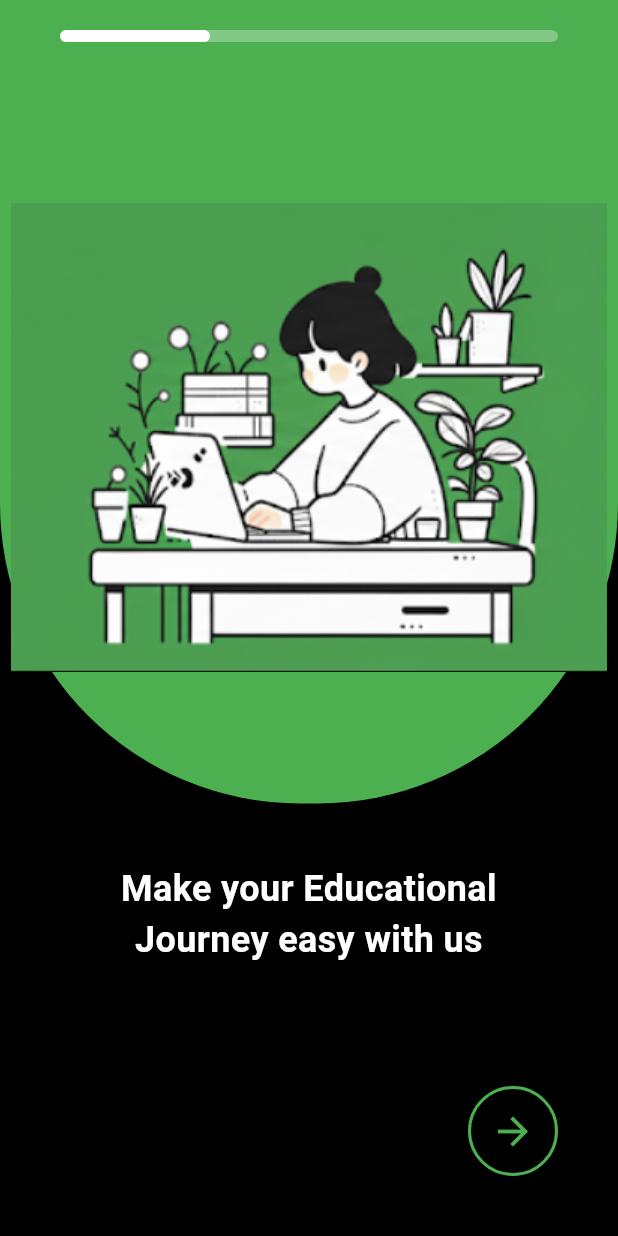
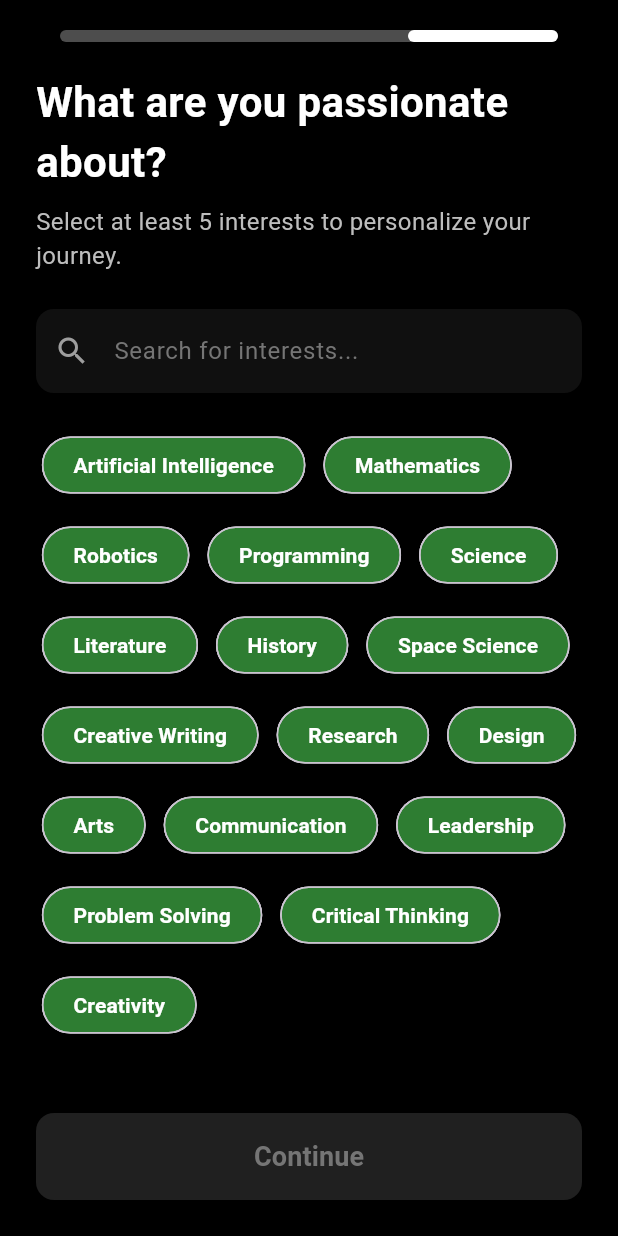
Before and after one commit to ShubhKharwar/Attendo, a Flutter app: the screen it shows after launch, on a phone screen of 412 x 824 dp. Run offline on Flutter 3.47's test engine with Material 3 defaults, Android fonts, the light colour scheme and no system bars; our stand-ins replace firebase_core, shared_preferences; accounts and stored records are empty.

Commit message:
interest page added

```diff
--- a/front_end/lib/main.dart
+++ b/front_end/lib/main.dart
@@ -2,6 +2,7 @@ import 'package:flutter/material.dart';
 import 'package:shared_preferences/shared_preferences.dart';
 import 'views/onboardingscreen.dart';
 import 'views/home.dart';
+import 'views/interests_screen.dart';
 
 // Global variable to store the onboarding status
 bool showOnboarding = true;
@@ -12,8 +13,10 @@ Future<void> main() async {
 
   // Check if onboarding has been completed
   final prefs = await SharedPreferences.getInstance();
-  showOnboarding = true;
-  //prefs.getBool('onboarding_complete') ?? true
+  // If 'onboarding_complete' is null (first launch), it will default to true.
+  // If it's false, it means onboarding was done, so we show the home screen flow.
+  // We'll set the initial screen in the app itself.
+  //showOnboarding = prefs.getBool('onboarding_complete') ?? true;
 
   runApp(const MyApp());
 }
@@ -29,9 +32,11 @@ class MyApp extends StatelessWidget {
       theme: ThemeData(
         primarySwatch: Colors.blue,
         visualDensity: VisualDensity.adaptivePlatformDensity,
+        scaffoldBackgroundColor: Colors.black, // Consistent background
       ),
       // If onboarding is not complete, show the OnboardingScreen, otherwise show the HomeScreen
-      home: showOnboarding ? const OnboardingScreen() : const HomeScreen(),
+      home: InterestsScreen(),
+      //showOnboarding ? const OnboardingScreen() : const HomeScreen()
     );
   }
 }
--- /dev/null
+++ b/front_end/lib/views/interests_screen.dart
@@ -0,0 +1,316 @@
+import 'package:flutter/material.dart';
+import 'package:http/http.dart' as http;
+import 'dart:convert';
+import 'package:shared_preferences/shared_preferences.dart';
+import 'home.dart';
+
+class InterestsScreen extends StatefulWidget {
+  const InterestsScreen({super.key});
+
+  @override
+  State<InterestsScreen> createState() => _InterestsScreenState();
+}
+
+class _InterestsScreenState extends State<InterestsScreen> {
+  bool _isLoading = false;
+  final Set<String> _selectedInterests = <String>{};
+
+  // Controller for the search bar
+  final _searchController = TextEditingController();
+  // The list of interests that will be displayed and filtered
+  List<String> _filteredInterests = [];
+
+  final List<String> _interests = [
+    'Artificial Intelligence',
+    'Mathematics',
+    'Robotics',
+    'Programming',
+    'Science',
+    'Literature',
+    'History',
+    'Space Science',
+    'Creative Writing',
+    'Research',
+    'Design',
+    'Arts',
+    'Communication',
+    'Leadership',
+    'Problem Solving',
+    'Critical Thinking',
+    'Creativity',
+  ];
+
+  @override
+  void initState() {
+    super.initState();
+    // Initially, show all interests
+    _filteredInterests = _interests;
+    // Set up a listener to call the filter function whenever the text changes
+    _searchController.addListener(_filterInterests);
+  }
+
+  @override
+  void dispose() {
+    // Clean up the controller when the widget is removed
+    _searchController.removeListener(_filterInterests);
+    _searchController.dispose();
+    super.dispose();
+  }
+
+  // Logic to filter the list of interests based on search query
+  void _filterInterests() {
+    final query = _searchController.text.toLowerCase();
+    setState(() {
+      _filteredInterests = _interests.where((interest) {
+        return interest.toLowerCase().contains(query);
+      }).toList();
+    });
+  }
+
+
+  Future<void> _submitInterests() async {
+    if (_isLoading || _selectedInterests.length < 5) return;
+
+    setState(() {
+      _isLoading = true;
+    });
+
+    // --- UI Navigation Logic ---
+    // This simulates a successful API call and navigates to the home screen
+    // to allow you to test the UI flow.
+    print('Simulating API call...');
+    await Future.delayed(const Duration(seconds: 1)); // Simulate network delay
+    print('Simulated success. Navigating to home.');
+
+    // Set the flag to prevent this screen from showing again
+    final prefs = await SharedPreferences.getInstance();
+    await prefs.setBool('interests_selected', true);
+
+    _navigateToHome();
+
+    // --- REAL BACKEND LOGIC ---
+    // When your backend is ready, you can REMOVE the code above
+    // and UNCOMMENT the code below.
+    /*
+    try {
+      // --- Step 1: Gather Data in the App ---
+      final selectedInterestsList = _selectedInterests.toList();
+      print('User selected interests: $selectedInterestsList');
+      // TODO: Replace with the actual student ID retrieved after login
+      const studentId = 'STU001';
+
+      // --- Step 2: Define the Backend API Endpoint ---
+      // This is the URL for your Node.js server that will handle this request.
+      final url = Uri.parse('https://api.yourapp.com/process-student-interests');
+
+      final body = json.encode({
+        'student_id': studentId,
+        'interests': selectedInterestsList,
+      });
+
+      // --- Step 3: Detailed Backend Implementation Plan is in the comments above this function ---
+
+      // --- Step 4: Make the HTTP Request from Flutter to Node.js ---
+      final response = await http.post(
+        url,
+        headers: {'Content-Type': 'application/json'},
+        body: body,
+      );
+
+      // --- Step 5: Handle the Final Response in the App ---
+      if (response.statusCode == 200) {
+        print('Interests submitted and processed successfully!');
+        final prefs = await SharedPreferences.getInstance();
+        await prefs.setBool('interests_selected', true);
+        _navigateToHome();
+      } else {
+        print('Failed to submit interests. Status: ${response.statusCode}');
+        ScaffoldMessenger.of(context).showSnackBar(
+          const SnackBar(content: Text('Could not save interests. Please try again.')),
+        );
+      }
+
+    } catch (e) {
+      print('An error occurred: $e');
+      ScaffoldMessenger.of(context).showSnackBar(
+          const SnackBar(content: Text('An error occurred. Please try again later.')),
+        );
+    } finally {
+      if (mounted) {
+        setState(() {
+          _isLoading = false;
+        });
+      }
+    }
+    */
+  }
+
+  void _navigateToHome() {
+    if (context.mounted) {
+      Navigator.of(context).pushReplacement(
+        MaterialPageRoute(builder: (_) => const HomeScreen()),
+      );
+    }
+  }
+
+  Widget _buildProgressBar(AlignmentGeometry alignment) {
+    return Padding(
+      padding: const EdgeInsets.symmetric(horizontal: 40.0, vertical: 20.0),
+      child: Container(
+        height: 8,
+        decoration: BoxDecoration(
+          color: Colors.white.withOpacity(0.3),
+          borderRadius: BorderRadius.circular(4),
+        ),
+        alignment: alignment,
+        child: Container(
+          width: 100,
+          height: 8,
+          decoration: BoxDecoration(
+            color: Colors.white,
+            borderRadius: BorderRadius.circular(4),
+          ),
+        ),
+      ),
+    );
+  }
+
+  @override
+  Widget build(BuildContext context) {
+    final canContinue = _selectedInterests.length >= 5;
+
+    return Scaffold(
+      backgroundColor: Colors.black,
+      body: SafeArea(
+        child: Column(
+          children: [
+            // Progress bar aligned to the right, its final position
+            _buildProgressBar(Alignment.centerRight),
+            Padding(
+              padding: const EdgeInsets.symmetric(horizontal: 24.0),
+              child: Column(
+                crossAxisAlignment: CrossAxisAlignment.start,
+                children: [
+                  const Text(
+                    "What are you passionate about?",
+                    style: TextStyle(
+                      color: Colors.white,
+                      fontSize: 28,
+                      fontWeight: FontWeight.bold,
+                    ),
+                  ),
+                  const SizedBox(height: 8),
+                  Text(
+                    "Select at least 5 interests to personalize your journey.",
+                    style: TextStyle(
+                      color: Colors.grey[400],
+                      fontSize: 16,
+                    ),
+                  ),
+                ],
+              ),
+            ),
+            // --- SEARCH BAR ADDED HERE ---
+            Padding(
+              padding: const EdgeInsets.all(24.0),
+              child: TextField(
+                controller: _searchController,
+                style: const TextStyle(color: Colors.white),
+                decoration: InputDecoration(
+                  hintText: 'Search for interests...',
+                  hintStyle: TextStyle(color: Colors.grey[600]),
+                  prefixIcon: const Icon(Icons.search, color: Colors.grey),
+                  filled: true,
+                  fillColor: Colors.grey.withOpacity(0.1),
+                  border: OutlineInputBorder(
+                    borderRadius: BorderRadius.circular(12),
+                    borderSide: BorderSide.none,
+                  ),
+                  focusedBorder: OutlineInputBorder(
+                    borderRadius: BorderRadius.circular(12),
+                    borderSide: const BorderSide(color: Color(0xFF4CAF50)),
+                  ),
+                ),
+              ),
+            ),
+            Expanded(
+              child: SingleChildScrollView(
+                padding: const EdgeInsets.symmetric(horizontal: 24.0),
+                child: Wrap(
+                  spacing: 12.0,
+                  runSpacing: 12.0,
+                  children: _filteredInterests.map((interest) {
+                    final isSelected = _selectedInterests.contains(interest);
+                    return FilterChip(
+                      label: Text(interest),
+                      selected: isSelected,
+                      onSelected: (bool selected) {
+                        setState(() {
+                          if (selected) {
+                            _selectedInterests.add(interest);
+                          } else {
+                            _selectedInterests.remove(interest);
+                          }
+                        });
+                      },
+                      // A darker, solid green for the unselected state
+                      backgroundColor: Colors.green[800],
+                      // The main, bright green for the selected state
+                      selectedColor: const Color(0xFF4CAF50),
+                      labelStyle: const TextStyle(
+                        // Text is always white and bold
+                        color: Colors.white,
+                        fontWeight: FontWeight.bold,
+                      ),
+                      shape: RoundedRectangleBorder(
+                        borderRadius: BorderRadius.circular(20),
+                        // Remove the border for a solid block look
+                        side: BorderSide.none,
+                      ),
+                      // Adding padding for better visual appearance
+                      padding: const EdgeInsets.symmetric(horizontal: 12.0, vertical: 8.0),
+                    );
+                  }).toList(),
+                ),
+              ),
+            ),
+            Padding(
+              padding: const EdgeInsets.all(24.0),
+              child: SizedBox(
+                width: double.infinity,
+                child: ElevatedButton(
+                  onPressed: canContinue ? _submitInterests : null,
+                  style: ElevatedButton.styleFrom(
+                    backgroundColor: const Color(0xFF4CAF50),
+                    disabledBackgroundColor: Colors.grey.withOpacity(0.2),
+                    padding: const EdgeInsets.symmetric(vertical: 16),
+                    shape: RoundedRectangleBorder(
+                      borderRadius: BorderRadius.circular(12),
+                    ),
+                  ),
+                  child: _isLoading
+                      ? const SizedBox(
+                    height: 24,
+                    width: 24,
+                    child: CircularProgressIndicator(
+                      color: Colors.white,
+                      strokeWidth: 3,
+                    ),
+                  )
+                      : Text(
+                    'Continue',
+                    style: TextStyle(
+                      fontSize: 18,
+                      fontWeight: FontWeight.bold,
+                      color: canContinue ? Colors.white : Colors.grey[600],
+                    ),
+                  ),
+                ),
+              ),
+            )
+          ],
+        ),
+      ),
+    );
+  }
+}
```
Also changed, not shown: front_end/lib/views/loginview.dart (+118 -65 lines), front_end/lib/views/onboardingscreen.dart (+47 -30 lines).
